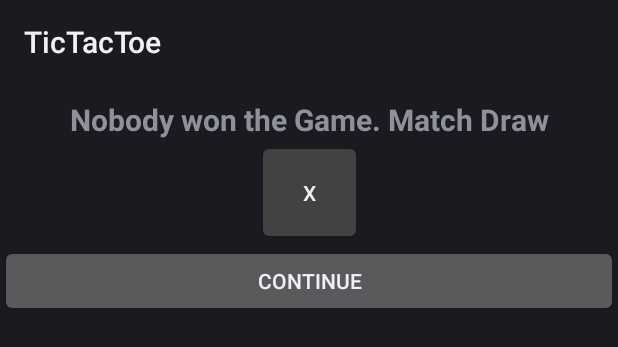
After one commit to SurajBichkunde39/TicTacToe, an Android app: the layout match_end_dialog.xml on its own in the app's theme, with its tools: preview values and no code run, on a phone screen of 412 x 824 dp. The commit adds this screen. Shown: the top 347 px of the screen. Run offline under Robolectric (Android 15) with nearby library versions, the phone set to English and light mode, and no system bars.

Commit message:
Show dialog on match end.
* Added match-end dialog which will be shown on match end.
* Added support to show this dialog fragment on the match end with information of win or draw.

```diff
--- /dev/null
+++ b/app/src/main/res/layout/match_end_dialog.xml
@@ -0,0 +1,42 @@
+<?xml version="1.0" encoding="utf-8"?>
+<androidx.constraintlayout.widget.ConstraintLayout xmlns:android="http://schemas.android.com/apk/res/android"
+    xmlns:app="http://schemas.android.com/apk/res-auto"
+    android:layout_width="match_parent"
+    android:layout_height="match_parent">
+
+    <TextView
+        android:id="@+id/match_end_text"
+        android:layout_width="wrap_content"
+        android:layout_height="wrap_content"
+        android:layout_marginTop="10dp"
+        android:text="@string/match_draw_text"
+        android:textSize="@dimen/text_size"
+        android:textStyle="bold"
+        app:layout_constraintEnd_toEndOf="parent"
+        app:layout_constraintStart_toStartOf="parent"
+        app:layout_constraintTop_toTopOf="parent" />
+
+
+    <Button
+        android:id="@+id/continue_button"
+        android:layout_width="match_parent"
+        android:layout_height="wrap_content"
+        android:text="Continue"
+        app:layout_constraintEnd_toEndOf="parent"
+        app:layout_constraintHorizontal_bias="0.0"
+        app:layout_constraintStart_toStartOf="parent"
+        app:layout_constraintTop_toBottomOf="@+id/winner_player_text" />
+
+    <Button
+        android:id="@+id/winner_player_text"
+        android:layout_width="@dimen/placeholder_selector_button_size"
+        android:layout_height="@dimen/placeholder_selector_button_size"
+        android:backgroundTint="@color/cardview_dark_background"
+        android:elevation="5dp"
+        android:gravity="center"
+        android:clickable="false"
+        android:text="@string/player_placeholder_x"
+        app:layout_constraintEnd_toEndOf="parent"
+        app:layout_constraintStart_toStartOf="parent"
+        app:layout_constraintTop_toBottomOf="@+id/match_end_text" />
+</androidx.constraintlayout.widget.ConstraintLayout>
--- a/app/src/main/res/values/strings.xml
+++ b/app/src/main/res/values/strings.xml
@@ -14,4 +14,6 @@
         <item>7</item>
     </string-array>
     <string name="score_sting">Score = %1$d</string>
+    <string name="match_draw_text">Nobody won the Game. Match Draw</string>
+    <string name="match_won_text">Player %1$s won the game. Yeee!!</string>
 </resources>
```
Also changed, not shown: app/src/main/java/com/example/tictactoe/GameFragment.kt (+17 -12 lines), app/src/main/java/com/example/tictactoe/MatchEndDialog.kt (added, +40 -0 lines), app/src/main/java/com/example/tictactoe/models/MatchEndDialogData.kt (added, +7 -0 lines).
